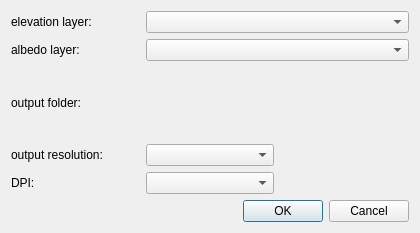
This is qalq_dialog_base.ui in zach-dubroc/qalc as Qt 5 draws it before an edit. The edited form follows.
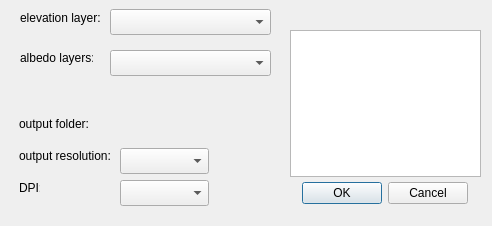
This is the edited form. Custom widgets are drawn as their Qt base class.

Patch:
```diff
--- a/qalq_dialog_base.ui
+++ b/qalq_dialog_base.ui
@@ -6,36 +6,68 @@
    <rect>
     <x>0</x>
     <y>0</y>
-    <width>420</width>
-    <height>233</height>
+    <width>492</width>
+    <height>226</height>
    </rect>
   </property>
   <property name="windowTitle">
    <string>Qalc</string>
   </property>
-  <layout class="QGridLayout" name="gridLayout">
-   <item row="0" column="1" colspan="2">
-    <widget class="QgsMapLayerComboBox" name="mMapLayerComboBox"/>
-   </item>
-   <item row="2" column="0">
+  <widget class="QgsMapLayerComboBox" name="mMapLayerComboBox">
+   <property name="geometry">
+    <rect>
+     <x>110</x>
+     <y>9</y>
+     <width>161</width>
+     <height>26</height>
+    </rect>
+   </property>
+  </widget>
     <widget class="QLabel" name="label_2">
+   <property name="geometry">
+    <rect>
+     <x>19</x>
+     <y>116</y>
+     <width>73</width>
+     <height>16</height>
+    </rect>
+   </property>
      <property name="text">
       <string>output folder:</string>
      </property>
     </widget>
-   </item>
-   <item row="4" column="0">
     <widget class="QLabel" name="label_resolution_3">
+   <property name="geometry">
+    <rect>
+     <x>19</x>
+     <y>180</y>
+     <width>21</width>
+     <height>16</height>
+    </rect>
+   </property>
      <property name="text">
       <string>DPI:</string>
      </property>
     </widget>
-   </item>
-   <item row="2" column="1" colspan="2">
-    <widget class="QgsFileWidget" name="mQgsFileWidget"/>
-   </item>
-   <item row="5" column="1" colspan="2">
+  <widget class="QgsFileWidget" name="mQgsFileWidget">
+   <property name="geometry">
+    <rect>
+     <x>120</x>
+     <y>116</y>
+     <width>141</width>
+     <height>26</height>
+    </rect>
+   </property>
+  </widget>
     <widget class="QDialogButtonBox" name="button_box">
+   <property name="geometry">
+    <rect>
+     <x>300</x>
+     <y>180</y>
+     <width>168</width>
+     <height>26</height>
+    </rect>
+   </property>
      <property name="orientation">
       <enum>Qt::Orientation::Horizontal</enum>
      </property>
@@ -43,38 +75,88 @@
       <set>QDialogButtonBox::StandardButton::Cancel|QDialogButtonBox::StandardButton::Ok</set>
      </property>
     </widget>
-   </item>
-   <item row="4" column="1">
-    <widget class="QComboBox" name="mDPIComboBox"/>
-   </item>
-   <item row="1" column="1" colspan="2">
-    <widget class="QgsMapLayerComboBox" name="mAlbedoLayerComboBox"/>
-   </item>
-   <item row="3" column="1">
-    <widget class="QComboBox" name="mResolutionComboBox"/>
-   </item>
-   <item row="3" column="0">
+  <widget class="QComboBox" name="mDPIComboBox">
+   <property name="geometry">
+    <rect>
+     <x>120</x>
+     <y>180</y>
+     <width>89</width>
+     <height>26</height>
+    </rect>
+   </property>
+  </widget>
+  <widget class="QComboBox" name="mResolutionComboBox">
+   <property name="geometry">
+    <rect>
+     <x>120</x>
+     <y>148</y>
+     <width>89</width>
+     <height>26</height>
+    </rect>
+   </property>
+  </widget>
     <widget class="QLabel" name="label_resolution">
+   <property name="geometry">
+    <rect>
+     <x>19</x>
+     <y>148</y>
+     <width>95</width>
+     <height>16</height>
+    </rect>
+   </property>
      <property name="text">
       <string>output resolution:</string>
      </property>
     </widget>
-   </item>
-   <item row="1" column="0">
-    <widget class="QLabel" name="label_albedo">
-     <property name="text">
-      <string>albedo layer:</string>
-     </property>
-    </widget>
-   </item>
-   <item row="0" column="0">
     <widget class="QLabel" name="label">
+   <property name="geometry">
+    <rect>
+     <x>20</x>
+     <y>10</y>
+     <width>80</width>
+     <height>16</height>
+    </rect>
+   </property>
      <property name="text">
       <string>elevation layer:</string>
      </property>
     </widget>
-   </item>
-  </layout>
+  <widget class="QListWidget" name="albedo_listWidget">
+   <property name="geometry">
+    <rect>
+     <x>290</x>
+     <y>30</y>
+     <width>191</width>
+     <height>147</height>
+    </rect>
+   </property>
+   <property name="acceptDrops">
+    <bool>true</bool>
+   </property>
+  </widget>
+  <widget class="QgsMapLayerComboBox" name="mAlbedoLayerComboBox">
+   <property name="geometry">
+    <rect>
+     <x>110</x>
+     <y>50</y>
+     <width>161</width>
+     <height>26</height>
+    </rect>
+   </property>
+  </widget>
+  <widget class="QLabel" name="label_albedo">
+   <property name="geometry">
+    <rect>
+     <x>20</x>
+     <y>50</y>
+     <width>73</width>
+     <height>16</height>
+    </rect>
+   </property>
+   <property name="text">
+    <string>albedo layers:</string>
+   </property>
+  </widget>
  </widget>
  <customwidgets>
   <customwidget>
```
Lines whose indentation alone changed are shown as unchanged.
